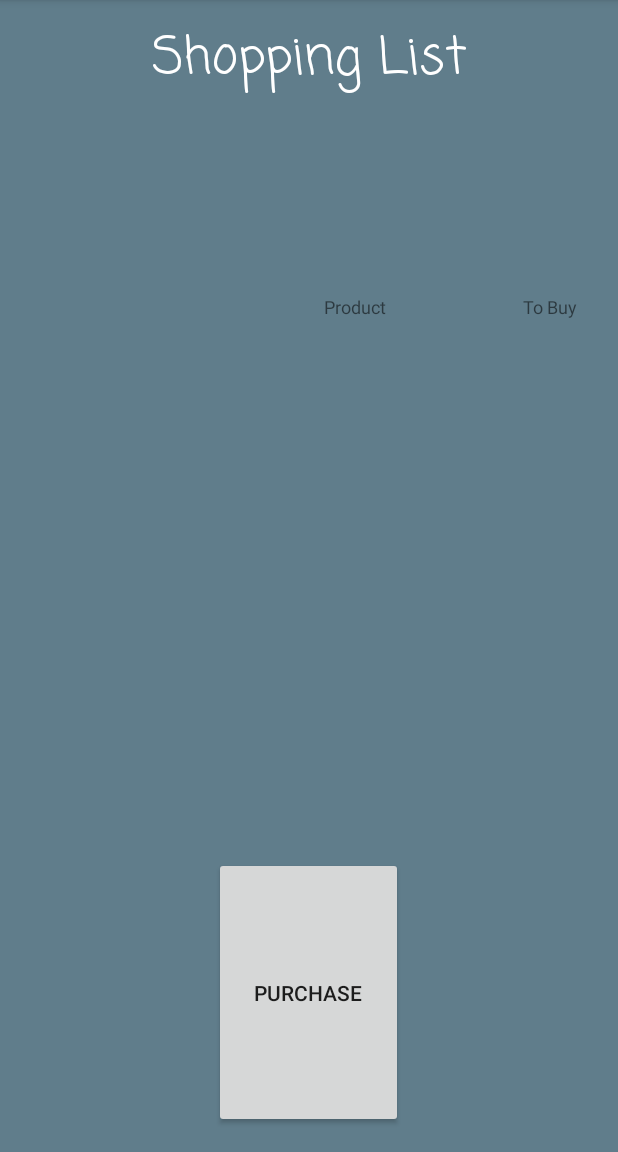
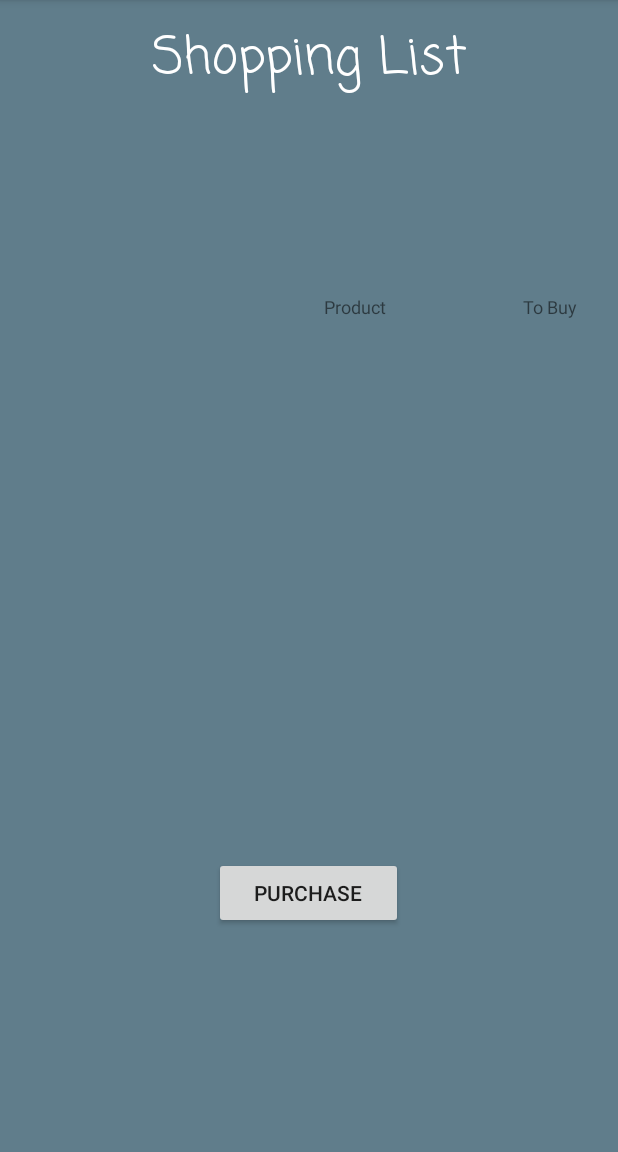
Before and after one commit to adisn1992/ShopalUI, an Android app: the shoppingList_Activity screen opened directly, with no data from a screen before it, on a phone screen of 412 x 824 dp, the part 84-1236 px from its top. Run offline under Robolectric (Android 15) with nearby library versions, the phone set to English and light mode, and no system bars; libraries missing offline, so code that uses them is left out: org.json.simple.

Commit message:
changed design 04

```diff
--- a/app/src/main/res/layout/activity_shopping_list_.xml
+++ b/app/src/main/res/layout/activity_shopping_list_.xml
@@ -90,7 +90,6 @@
             android:layout_height="wrap_content"
             android:layout_below="@+id/shoppingList_scroll"
             android:layout_centerHorizontal="true"
-            android:layout_alignParentBottom="true"
             android:layout_marginBottom="16dp"
             android:text="purchase" />
 
```
